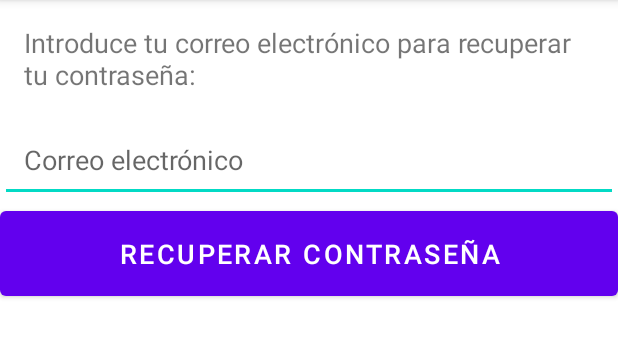
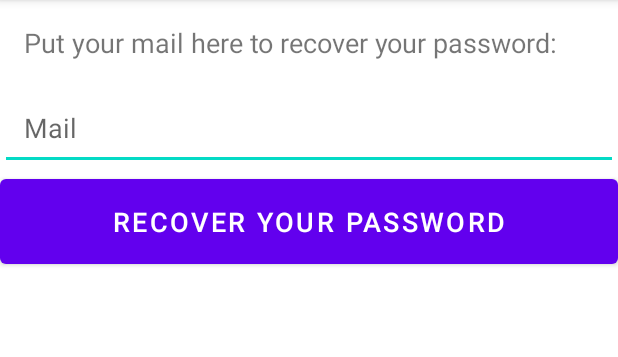
Before and after one commit to HyperionSoftware/KingdomCollector, an Android app: the RecoverPassword screen opened directly, with no data from a screen before it, on a phone screen of 412 x 824 dp, the part 84-441 px from its top. Run offline under Robolectric (Android 15) with nearby library versions, the light colour scheme and no system bars; our stand-ins replace Firebase (no records; nobody signed in at launch, a user with empty details on screens opened directly).

Commit message:
Strings.xml english and spanish correctly.

```diff
--- a/app/src/main/res/layout/activity_login.xml
+++ b/app/src/main/res/layout/activity_login.xml
@@ -54,7 +54,7 @@
         android:layout_width="153dp"
         android:layout_height="71dp"
         android:layout_marginStart="32dp"
-        android:layout_marginTop="24dp"
+        android:layout_marginTop="0dp"
         android:layout_marginEnd="32dp"
         android:text="@string/login_button"
         android:textColor="@color/design_default_color_surface"
@@ -75,10 +75,10 @@
         android:textSize="20sp"
         app:layout_constraintBottom_toBottomOf="parent"
         app:layout_constraintEnd_toEndOf="parent"
-        app:layout_constraintHorizontal_bias="0.0"
         app:layout_constraintStart_toEndOf="@+id/btn_login"
         app:layout_constraintTop_toBottomOf="@+id/password_input"
-        app:layout_constraintVertical_bias="0.074" />
+        app:layout_constraintHorizontal_bias="0.0"
+        app:layout_constraintVertical_bias="0.0" />
 
     <TextView
         android:id="@+id/forgot_password_text"
--- a/app/src/main/res/layout/activity_recover_password.xml
+++ b/app/src/main/res/layout/activity_recover_password.xml
@@ -7,24 +7,24 @@
     <TextView
         android:layout_width="match_parent"
         android:layout_height="wrap_content"
-        android:text="Introduce tu correo electrónico para recuperar tu contraseña:"
-        android:textSize="18sp"
-        android:padding="16dp"/>
+        android:padding="16dp"
+        android:text="@string/putYourMailToRecover"
+        android:textSize="18sp" />
 
     <EditText
         android:id="@+id/email_input"
         android:layout_width="match_parent"
         android:layout_height="wrap_content"
-        android:hint="Correo electrónico"
+        android:hint="@string/email_hint"
         android:inputType="textEmailAddress"
-        android:padding="16dp"/>
+        android:padding="16dp" />
 
     <Button
         android:id="@+id/recover_password_button"
         android:layout_width="match_parent"
         android:layout_height="wrap_content"
-        android:text="Recuperar contraseña"
-        android:textSize="18sp"
-        android:padding="16dp"/>
+        android:padding="16dp"
+        android:text="@string/recoverpasswordButton"
+        android:textSize="18sp" />
 
 </LinearLayout>
```
Also changed, not shown: app/src/main/res/values/strings.xml (+9 -7 lines), 1 other file.
